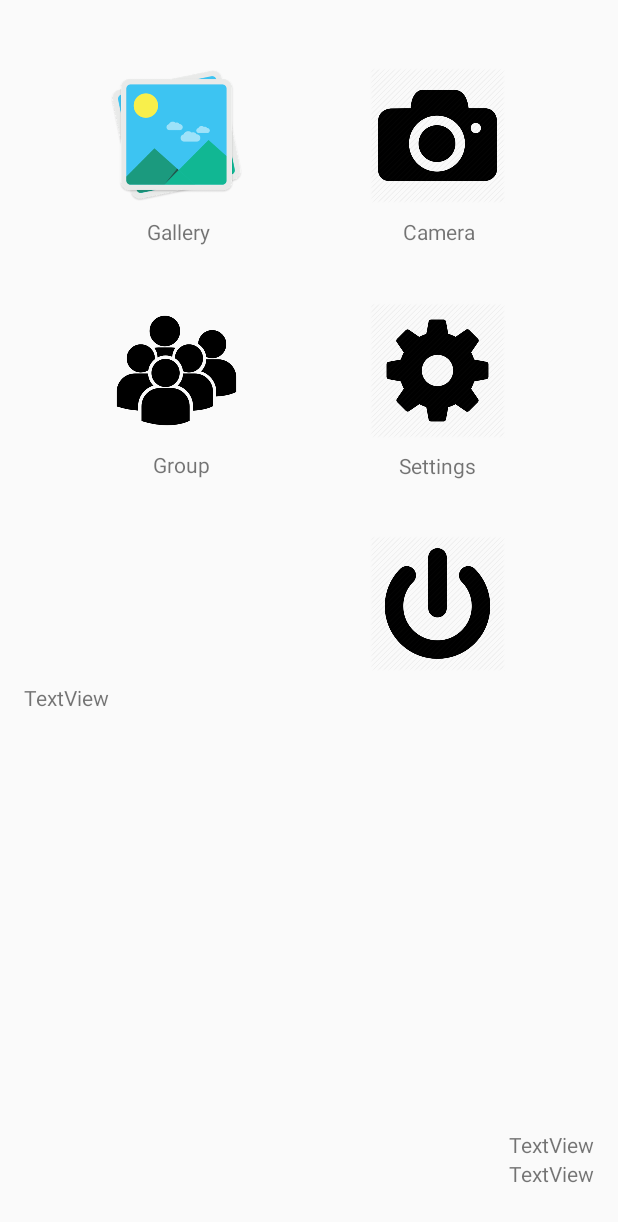
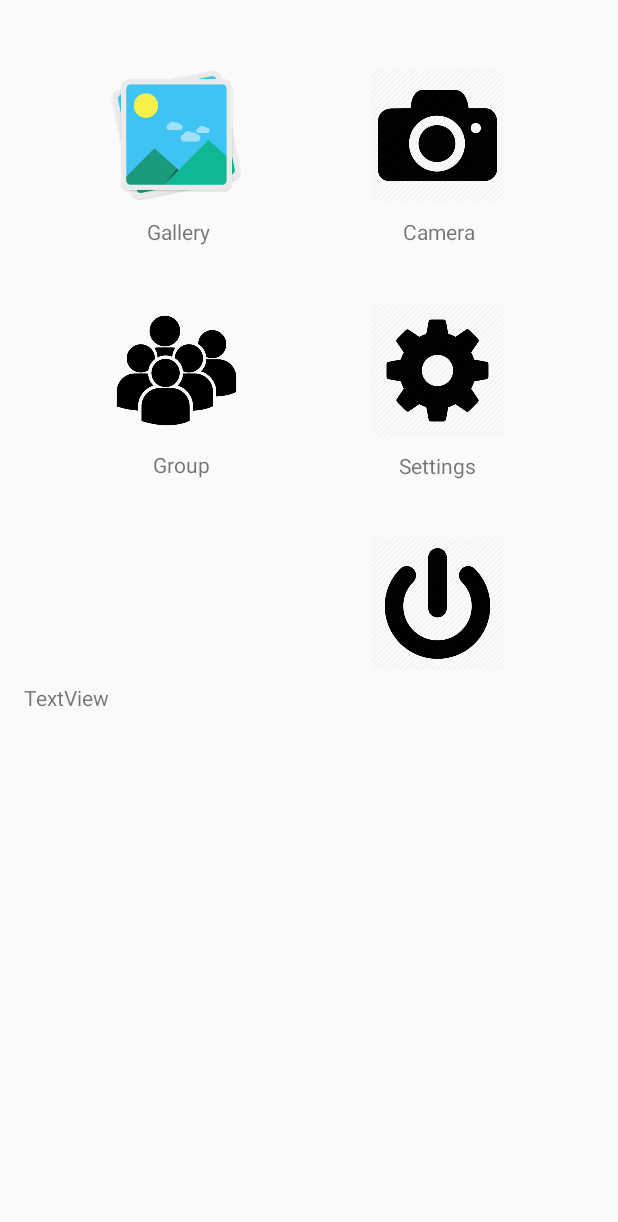
Before and after one commit to asad26/MCC-project, an Android app: the layout grid_menu.xml on its own in the app's theme, with its tools: preview values and no code run, on a phone screen of 412 x 824 dp. Shown: the top 1222 px of the screen. Run offline under Robolectric (Android 15) with nearby library versions, the phone set to English and light mode, and no system bars.

Commit message:
changes to GridActivity

```diff
--- a/frontend/PhotoOrganizer/app/src/main/res/layout/grid_menu.xml
+++ b/frontend/PhotoOrganizer/app/src/main/res/layout/grid_menu.xml
@@ -122,22 +122,4 @@
         app:layout_constraintStart_toStartOf="parent"
         app:layout_constraintTop_toBottomOf="@+id/buttonGallery" />
 
-    <TextView
-        android:id="@+id/textView8"
-        android:layout_width="wrap_content"
-        android:layout_height="wrap_content"
-        android:layout_marginEnd="16dp"
-        android:text="TextView"
-        app:layout_constraintBottom_toTopOf="@+id/textView9"
-        app:layout_constraintEnd_toEndOf="parent" />
-
-    <TextView
-        android:id="@+id/textView9"
-        android:layout_width="wrap_content"
-        android:layout_height="wrap_content"
-        android:layout_marginBottom="32dp"
-        android:layout_marginEnd="16dp"
-        android:text="TextView"
-        app:layout_constraintBottom_toBottomOf="parent"
-        app:layout_constraintEnd_toEndOf="parent" />
 </android.support.constraint.ConstraintLayout>
```
Also changed, not shown: frontend/PhotoOrganizer/app/src/main/java/com/aalto/asad/photoorganizer/GridActivity.java (+55 -15 lines).
